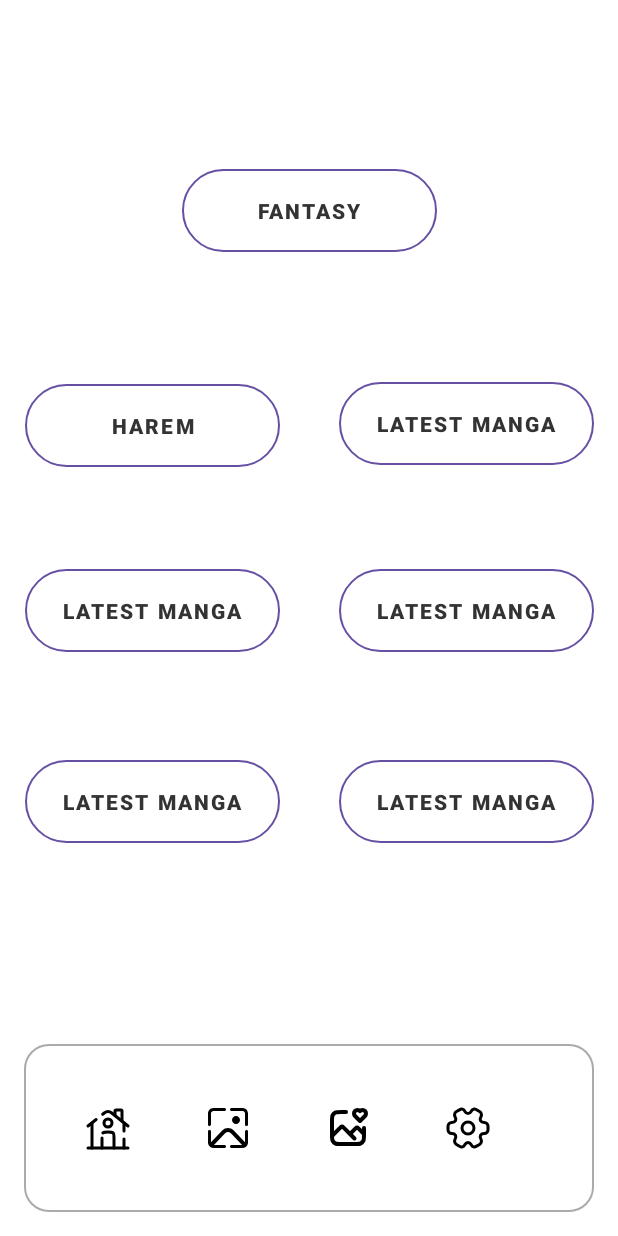
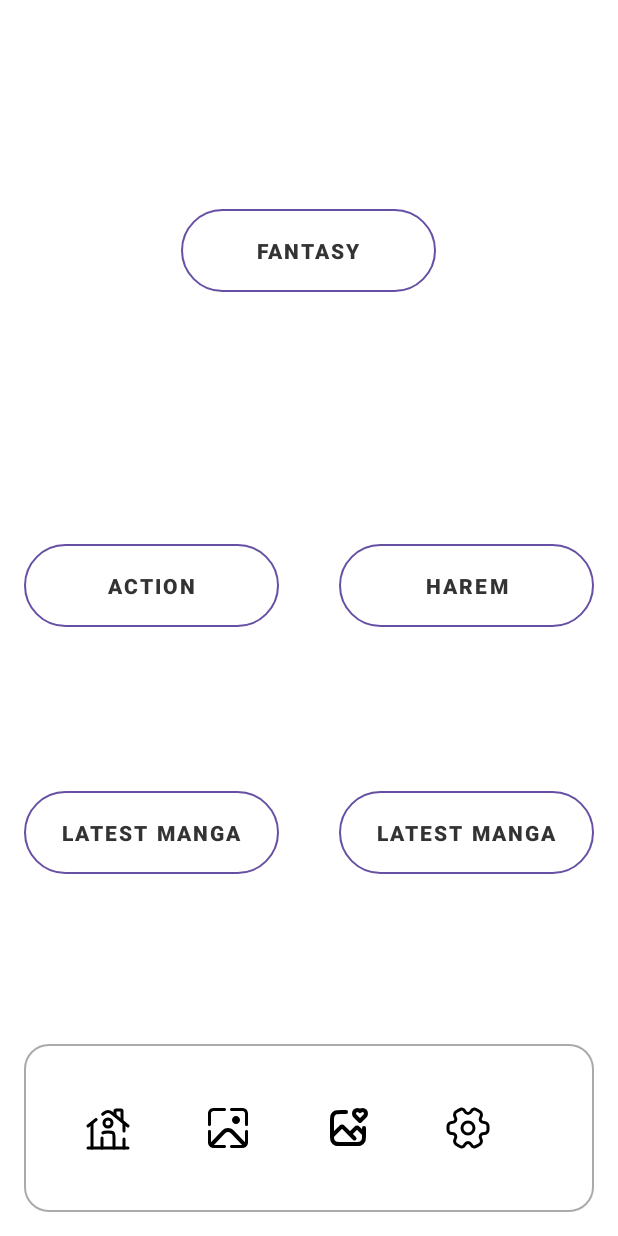
Before and after one commit to nishu1998/Capstone_Project, an Android app: the MangaCategory screen opened directly, with no data from a screen before it, on a phone screen of 412 x 824 dp. Run offline under Robolectric (Android 15) with nearby library versions, the phone set to English and light mode, and no system bars; network calls fail.

Commit message:
edit category

```diff
--- a/Cosmos/app/src/main/java/com/mahakalstudio/cosmos/MangaApiObj.kt
+++ b/Cosmos/app/src/main/java/com/mahakalstudio/cosmos/MangaApiObj.kt
@@ -9,7 +9,7 @@ import retrofit2.Retrofit
 import retrofit2.converter.gson.GsonConverterFactory
 
 object MangaApiObj {
-    private const val API_KEY = "991217ddf3msh7bcf1357bd7da71p1859f9jsn4cc144f8c41c"
+    private const val API_KEY = "1deed6ab34msh18ee81a00aa848dp15ed06jsn0a70a29bf016"
     private val retrofit by lazy {
         Retrofit.Builder().baseUrl("https://mangaverse-api.p.rapidapi.com/")
             .addConverterFactory(GsonConverterFactory.create())
--- a/Cosmos/app/src/main/java/com/mahakalstudio/cosmos/MangaCategory.kt
+++ b/Cosmos/app/src/main/java/com/mahakalstudio/cosmos/MangaCategory.kt
@@ -1,41 +1,59 @@
-//MangaCategory.kt
+package com.mahakalstudio.cosmos
 
-package com.mahakalstudio.cosmos
 
 import android.content.Intent
 import androidx.appcompat.app.AppCompatActivity
 import android.os.Bundle
 import android.view.View
+import androidx.fragment.app.Fragment
 import com.mahakalstudio.cosmos.databinding.ActivityMangaCategoryBinding
-import com.mahakalstudio.cosmos.databinding.ActivityWallpaperBinding
 
 class MangaCategory : AppCompatActivity() {
 
     private lateinit var binding: ActivityMangaCategoryBinding
+
     override fun onCreate(savedInstanceState: Bundle?) {
         super.onCreate(savedInstanceState)
         binding = ActivityMangaCategoryBinding.inflate(layoutInflater)
         setContentView(binding.root)
 
         // Setup click listeners for the buttons
+        binding.A.setOnClickListener {
+           replaceFragment(FragmentA())
+        }
+        binding.B.setOnClickListener {
+            replaceFragment(FragmentB())
+        }
+        binding.C.setOnClickListener {
+            replaceFragment(FragmentC())
+        }
+        binding.D.setOnClickListener {
+            replaceFragment(FragmentD())
+        }
+        binding.E.setOnClickListener {
+            replaceFragment(FragmentE())
+        }
+
+
+        // Setup click listeners for navigation buttons
         setupClick(binding.homeButton, MainActivity::class.java)
         setupClick(binding.messagesButton, Wallpaper::class.java)
         setupClick(binding.userButton, Favourites::class.java)
         setupClick(binding.settingsButton, Setting::class.java)
+    }
 
+    private fun replaceFragment(fragment: Fragment) {
+        supportFragmentManager.beginTransaction()
+            .replace(R.id.fragmentContainer, fragment)
+            .commit()
     }
 
     private fun setupClick(button: View, activityClass: Class<*>) {
         button.setOnClickListener {
-            // Start the corresponding activity
             startActivity(Intent(this, activityClass))
-
-            // Finish this activity if needed
-            if (activityClass != Wallpaper::class.java) {
+            if (activityClass != MangaCategory::class.java) {
                 finish()
             }
         }
     }
-
-
 }
--- a/Cosmos/app/src/main/res/layout/activity_manga_category.xml
+++ b/Cosmos/app/src/main/res/layout/activity_manga_category.xml
@@ -8,17 +8,15 @@
     tools:context=".MangaCategory">
 
 
-    <!-- Navigation Bar -->
-
     <Button
         android:id="@+id/A"
         style="@style/CustomButton"
         android:layout_width="170dp"
         android:layout_height="55dp"
-        android:layout_marginTop="67dp"
-        android:layout_marginBottom="42dp"
+        android:layout_marginStart="120dp"
+        android:layout_marginTop="139dp"
+        android:layout_marginEnd="121dp"
         android:text="Fantasy"
-        app:layout_constraintBottom_toTopOf="@+id/B"
         app:layout_constraintEnd_toEndOf="parent"
         app:layout_constraintStart_toStartOf="parent"
         app:layout_constraintTop_toTopOf="parent" />
@@ -28,72 +26,58 @@
         style="@style/CustomButton"
         android:layout_width="170dp"
         android:layout_height="55dp"
-        android:layout_marginEnd="16dp"
-        android:layout_marginBottom="69dp"
-        android:text="@string/Latest"
+        android:layout_marginStart="16dp"
+        android:layout_marginBottom="109dp"
+        android:text="Action"
         app:layout_constraintBottom_toTopOf="@+id/D"
-        app:layout_constraintEnd_toEndOf="parent" />
+        app:layout_constraintStart_toStartOf="parent" />
 
     <Button
         android:id="@+id/C"
         style="@style/CustomButton"
         android:layout_width="170dp"
         android:layout_height="55dp"
-        android:layout_marginStart="16dp"
-        android:layout_marginEnd="39dp"
-        android:layout_marginBottom="68dp"
+        android:layout_marginEnd="16dp"
+        android:layout_marginBottom="109dp"
         android:text="Harem"
         app:layout_constraintBottom_toTopOf="@+id/E"
-        app:layout_constraintEnd_toStartOf="@+id/B"
-        app:layout_constraintStart_toStartOf="parent" />
+        app:layout_constraintEnd_toEndOf="parent" />
 
     <Button
         android:id="@+id/D"
         style="@style/CustomButton"
         android:layout_width="170dp"
         android:layout_height="55dp"
-        android:layout_marginEnd="16dp"
-        android:layout_marginBottom="72dp"
+        android:layout_marginStart="16dp"
+        android:layout_marginBottom="113dp"
         android:text="@string/Latest"
-        app:layout_constraintBottom_toTopOf="@+id/F"
-        app:layout_constraintEnd_toEndOf="parent" />
+        app:layout_constraintBottom_toTopOf="@+id/navigation_bar"
+        app:layout_constraintStart_toStartOf="parent" />
 
     <Button
         android:id="@+id/E"
         style="@style/CustomButton"
         android:layout_width="170dp"
         android:layout_height="55dp"
-        android:layout_marginStart="16dp"
-        android:layout_marginEnd="39dp"
-        android:layout_marginBottom="72dp"
-        android:text="@string/Latest"
-        app:layout_constraintBottom_toTopOf="@+id/G"
-        app:layout_constraintEnd_toStartOf="@+id/D"
-        app:layout_constraintStart_toStartOf="parent" />
-
-    <Button
-        android:id="@+id/F"
-        style="@style/CustomButton"
-        android:layout_width="170dp"
-        android:layout_height="55dp"
         android:layout_marginEnd="16dp"
-        android:layout_marginBottom="134dp"
+        android:layout_marginBottom="113dp"
         android:text="@string/Latest"
         app:layout_constraintBottom_toTopOf="@+id/navigation_bar"
         app:layout_constraintEnd_toEndOf="parent" />
 
-    <Button
-        android:id="@+id/G"
-        style="@style/CustomButton"
-        android:layout_width="170dp"
-        android:layout_height="55dp"
-        android:layout_marginStart="16dp"
-        android:layout_marginEnd="39dp"
-        android:layout_marginBottom="134dp"
-        android:text="@string/Latest"
+
+    <FrameLayout
+        android:id="@+id/fragmentContainer"
+        android:layout_width="0dp"
+        android:layout_height="0dp"
         app:layout_constraintBottom_toTopOf="@+id/navigation_bar"
-        app:layout_constraintEnd_toStartOf="@+id/F"
-        app:layout_constraintStart_toStartOf="parent" />
+        app:layout_constraintEnd_toEndOf="parent"
+        app:layout_constraintStart_toStartOf="parent"
+        app:layout_constraintTop_toTopOf="parent" >
+    </FrameLayout>
+
+
+    <!-- Navigation Bar -->
 
     <LinearLayout
         android:id="@+id/navigation_bar"
--- a/Cosmos/app/src/main/res/values/strings.xml
+++ b/Cosmos/app/src/main/res/values/strings.xml
@@ -14,6 +14,8 @@
     <string name="Category">Categories</string>
     <string name="MainImageDescription">Top Image Description</string>
     <string name="PopularWallpaper">Popular Wallpapers</string>
+    <!-- TODO: Remove or change this placeholder text -->
+    <string name="hello_blank_fragment">Hello blank fragment</string>
 
 
 </resources>
```
Also changed, not shown: Cosmos/app/src/main/java/com/mahakalstudio/cosmos/FragmentA.kt (added, +98 -0 lines), Cosmos/app/src/main/java/com/mahakalstudio/cosmos/FragmentB.kt (added, +98 -0 lines), Cosmos/app/src/main/java/com/mahakalstudio/cosmos/FragmentC.kt (added, +98 -0 lines), Cosmos/app/src/main/java/com/mahakalstudio/cosmos/FragmentD.kt (added, +98 -0 lines), Cosmos/app/src/main/java/com/mahakalstudio/cosmos/FragmentE.kt (added, +98 -0 lines), Cosmos/app/src/main/java/com/mahakalstudio/cosmos/MainActivity.kt (+23 -18 lines), Cosmos/app/src/main/res/layout/fragment_a.xml (added, +17 -0 lines), Cosmos/app/src/main/res/layout/fragment_b.xml (added, +17 -0 lines), Cosmos/app/src/main/res/layout/fragment_c.xml (added, +17 -0 lines), Cosmos/app/src/main/res/layout/fragment_d.xml (added, +17 -0 lines), Cosmos/app/src/main/res/layout/fragment_e.xml (added, +17 -0 lines).
